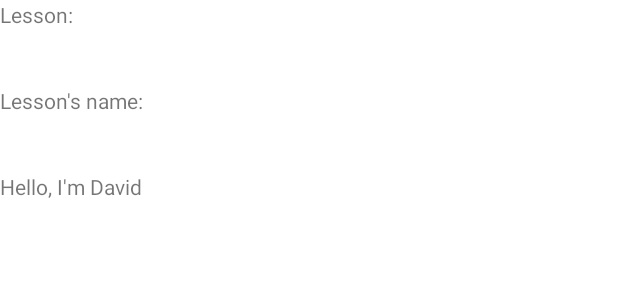
After one commit to TuongThongHCMUTE/ProjectOOSD_Nhom05_AppHocNgonNgu, an Android app: the layout activity_content_lesson.xml on its own in the app's theme, with its tools: preview values and no code run, on a phone screen of 412 x 824 dp. The commit adds this screen. Shown: the top 300 px of the screen. Run offline under Robolectric (Android 15) with nearby library versions, the phone set to English and light mode, and no system bars.

Commit message:
Lesson Manager

```diff
--- a/Languages_Learning_App/app/src/main/AndroidManifest.xml
+++ b/Languages_Learning_App/app/src/main/AndroidManifest.xml
@@ -9,7 +9,8 @@
         android:roundIcon="@mipmap/ic_launcher_round"
         android:supportsRtl="true"
         android:theme="@style/Theme.Languages_Learning_App">
-        <activity android:name=".Controllers.ManagerMainActivity"></activity>
+        <activity android:name=".Controllers.Content_Lesson"></activity>
+        <activity android:name=".Controllers.ManagerMainActivity" />
         <activity android:name=".Controllers.ChangePasswordActivity" />
         <activity android:name=".Controllers.AdminMainActivity" />
         <activity android:name=".Controllers.MainActivity" />
--- /dev/null
+++ b/Languages_Learning_App/app/src/main/res/layout/activity_content_lesson.xml
@@ -0,0 +1,32 @@
+<?xml version="1.0" encoding="utf-8"?>
+<LinearLayout xmlns:android="http://schemas.android.com/apk/res/android"
+    xmlns:app="http://schemas.android.com/apk/res-auto"
+    xmlns:tools="http://schemas.android.com/tools"
+    android:orientation="vertical"
+    android:weightSum="20"
+    android:layout_width="match_parent"
+    android:layout_height="match_parent"
+    tools:context=".Controllers.Content_Lesson">
+
+    <TextView
+        android:id="@+id/textViewIdLesson"
+        android:layout_width="match_parent"
+        android:layout_height="wrap_content"
+        android:layout_weight="1"
+        android:text="Lesson: " />
+
+    <TextView
+        android:id="@+id/textViewNameLesson"
+        android:layout_width="match_parent"
+        android:layout_height="wrap_content"
+        android:layout_weight="1"
+        android:text="Lesson's name: " />
+
+    <TextView
+        android:id="@+id/textViewContentLesson"
+        android:layout_width="match_parent"
+        android:layout_height="wrap_content"
+        android:layout_weight="18"
+        android:text="Hello, I'm David" />
+
+</LinearLayout>
--- a/Languages_Learning_App/app/src/main/res/layout/fragment_manager_lesson.xml
+++ b/Languages_Learning_App/app/src/main/res/layout/fragment_manager_lesson.xml
@@ -17,7 +17,7 @@
         android:layout_height="match_parent" />
 
     <Button
-        android:id="@+id/button2"
+        android:id="@+id/btnAddLesson"
         android:layout_width="wrap_content"
         android:layout_height="wrap_content"
         android:text="Add Lesson"
```
Also changed, not shown: Languages_Learning_App/app/src/main/java/com/example/languages_learning_app/Adapters/LessonListViewAdapter.java (+64 -1 lines), Languages_Learning_App/app/src/main/java/com/example/languages_learning_app/Controllers/Content_Lesson.java (added, +29 -0 lines), Languages_Learning_App/app/src/main/java/com/example/languages_learning_app/Controllers/ManagerLessonFragment.java (+32 -5 lines), Languages_Learning_App/app/src/main/java/com/example/languages_learning_app/Models/ContentLessonItemMan.java (added, +75 -0 lines).
